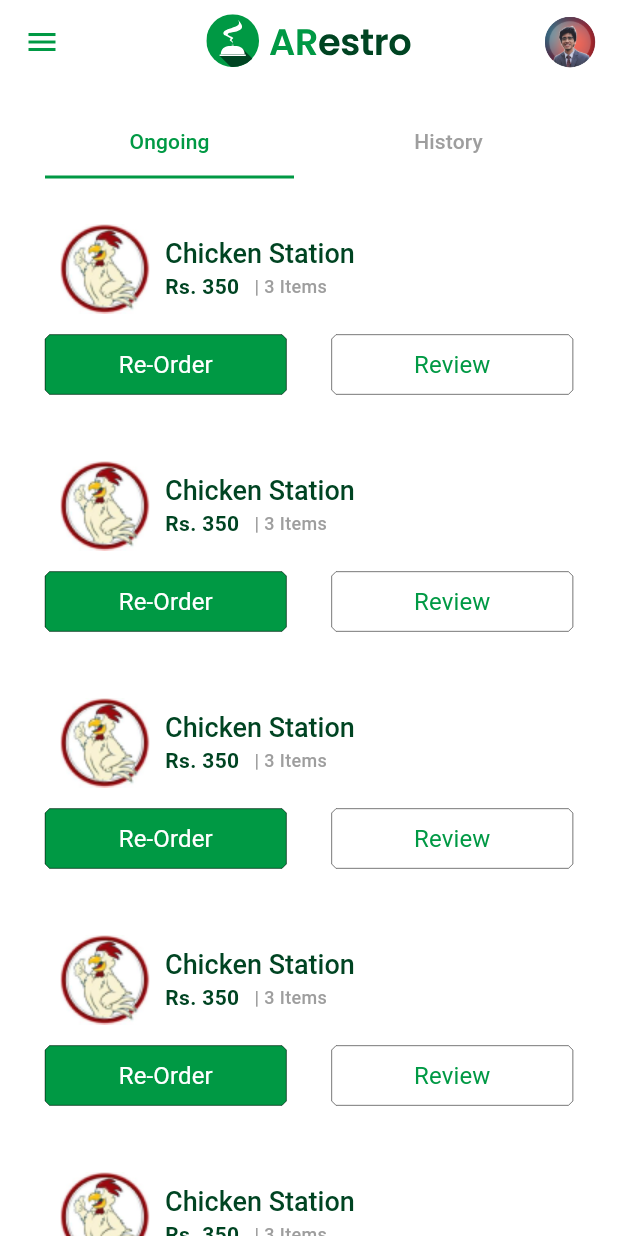
After one commit to Mazen-Glal/ARestro, a Flutter app: the HistoryViewBody screen opened directly, on a phone screen of 412 x 824 dp. The commit adds this screen. Run offline on Flutter 3.47's test engine with Material 3 defaults, Android fonts, the phone set to English and light mode, and no system bars; our stand-ins replace avatar_glow, awesome_dialog, bloc, dio, flutter_rating_bar, flutter_secure_storage and 6 more; accounts and stored records are empty; Roboto replaces fonts that are missing (Manrope, Poppins); project files that could hold a hidden picture were left out.

Commit message:
add the design of the history screen. - add the design of the history screen. - add thr design of ongoing screen.

```diff
--- a/lib/core/utils/components/default_lisTile.dart
+++ b/lib/core/utils/components/default_lisTile.dart
@@ -8,6 +8,7 @@
     Widget? subTitle,
     double? horizontalTitleGap,
     void Function()? onTap,
+     EdgeInsetsGeometry? contentPadding
   }){
     return ListTile(
       trailing: trailing,
@@ -17,5 +18,9 @@
       subtitle: subTitle,
       leading: leading,
       onTap: onTap,
+      contentPadding: contentPadding,
+      dense: true,
+      // visualDensity: VisualDensity.compact,
+
     );
   }
--- a/lib/core/utils/customs/assets.dart
+++ b/lib/core/utils/customs/assets.dart
@@ -12,6 +12,8 @@
   static const String food3 = 'assets/foods/food3.png';
   static const String food4 = 'assets/foods/food4.png';
   static const String food5 = 'assets/foods/food5.png';
+  static const String arabic = 'assets/home/arabic.png';
+  static const String english = 'assets/home/english.png';
   static const String person = 'assets/profile/person.png';
   static const String logoWithoutName = 'assets/logo/logo_without_name.svg';
   static const String nameLogoBlack = 'assets/logo/name_logo_black.svg';
@@ -22,12 +24,10 @@
   static const String reserveThankYou =
       'assets/restaurant/reserve_thank_you.png';
   static const String restaurant1 = 'assets/restaurant/restaurant1.png';
+  static const String restaurantImage = 'assets/restaurant/restaurantImage.png';
   static const String restaurant2 = 'assets/restaurant/restaurant_2.png';
   static const String unreservedTable =
       'assets/restaurant/unreserved_table.png';
-  static const String english = 'assets/home/english.png';
-  static const String arabic = 'assets/home/arabic.png';
-
 }
 
 Future<void> myPrecacheImage(BuildContext context) async {
--- a/lib/core/utils/customs/drawer_widget.dart
+++ b/lib/core/utils/customs/drawer_widget.dart
@@ -4,6 +4,7 @@
 import 'package:arestro/core/utils/customs/constants.dart';
 import 'package:arestro/core/utils/customs/styles.dart';
 import 'package:arestro/core/utils/helpers/cache_helper.dart';
+import 'package:arestro/features/history/representation/views/history_view.dart';
 import 'package:arestro/features/home/representation/views/home_view.dart';
 import 'package:arestro/features/settings/retresentation/views/settings_view.dart';
 import 'package:arestro/generated/l10n.dart';
@@ -114,7 +115,7 @@
                 style: Styles.head16w400.copyWith(color: AppColors.greenBlack),
               ),
               onTap: () {
-                // GoRouter.of(context).go(AuthView.rn);
+                GoRouter.of(context).push(HistoryView.rn);
               },
             ),
             getDefaultListTile(
@@ -159,6 +160,7 @@
                 // GoRouter.of(context).push(SettingView.rn);
               },
             ),
+            SizedBox(height: MediaQuery.of(context).size.height/8,),
             ButtonTheme(
               alignedDropdown: true,
               child: DropdownButton(
--- a/lib/core/utils/helpers/route_helper.dart
+++ b/lib/core/utils/helpers/route_helper.dart
@@ -8,6 +8,7 @@
 import 'package:arestro/features/auth/presentation/views/reset_password_view.dart';
 import 'package:arestro/features/auth/presentation/views/reset_password_view.dart';
 import 'package:arestro/features/foods/representation/views/food_details_view.dart';
+import 'package:arestro/features/history/representation/views/history_view.dart';
 import 'package:arestro/features/home/representation/views/home_view.dart';
 import 'package:arestro/features/order/representation/views/order_details_view.dart';
 import 'package:arestro/features/order/representation/views/thank_you_view.dart';
@@ -89,6 +90,10 @@
         path: SettingsView.rn,
         builder: (context, state) => const SettingsView(),
       ),
+      GoRoute(
+        path: HistoryView.rn,
+        builder: (context, state) => const HistoryView(),
+      ),
     ],
   );
 
--- /dev/null
+++ b/lib/features/history/representation/views/history_view.dart
@@ -0,0 +1,11 @@
+import 'package:arestro/features/history/representation/views/widgets/history_view_body.dart';
+import 'package:flutter/material.dart';
+class HistoryView extends StatelessWidget {
+  const HistoryView({super.key});
+
+  static const String rn = "/HistoryView";
+  @override
+  Widget build(BuildContext context) {
+    return const HistoryViewBody();
+  }
+}
--- /dev/null
+++ b/lib/features/history/representation/views/widgets/history.dart
@@ -0,0 +1,16 @@
+import 'package:arestro/features/history/representation/views/widgets/history_item.dart';
+import 'package:flutter/material.dart';
+
+class History extends StatelessWidget {
+  const History({super.key});
+
+  @override
+  Widget build(BuildContext context) {
+    return ListView.separated(
+      physics: BouncingScrollPhysics(),
+      itemBuilder: (context, index) => HistoryItem(),
+      separatorBuilder: (context, index) => SizedBox(height: 10),
+      itemCount: 5,
+    );
+  }
+}
--- /dev/null
+++ b/lib/features/history/representation/views/widgets/history_item.dart
@@ -0,0 +1,29 @@
+
+import 'package:arestro/features/history/representation/views/widgets/ongoing_and_history_item.dart';
+import 'package:arestro/generated/l10n.dart';
+import 'package:flutter/material.dart';
+
+class HistoryItem extends StatelessWidget {
+  const HistoryItem({super.key});
+
+  @override
+  Widget build(BuildContext context) {
+    return Container(
+      decoration: BoxDecoration(
+        borderRadius: BorderRadius.circular(10),
+        shape: BoxShape.rectangle,
+        color: Colors.white,
+      ),
+      padding: EdgeInsets.all(10),
+      child: OngoingAndHistoryItem(
+        title: "Chicken Station",
+        itemsCount: 03,
+        subTitle: "Rs. 350",
+        onTap2Text: S.of(context).review,
+        onTap1Text: S.of(context).reOrder,
+        onTap1: () {},
+        onTap2: () {},
+      ),
+    );
+  }
+}
--- /dev/null
+++ b/lib/features/history/representation/views/widgets/history_view_body.dart
@@ -0,0 +1,78 @@
+import 'package:arestro/core/utils/components/default_app_bar.dart';
+import 'package:arestro/core/utils/customs/colors.dart';
+import 'package:arestro/core/utils/customs/drawer_widget.dart';
+import 'package:arestro/features/history/representation/views/widgets/history.dart';
+import 'package:arestro/features/history/representation/views/widgets/ongoing.dart';
+import 'package:arestro/generated/l10n.dart';
+import 'package:flutter/material.dart';
+
+class HistoryViewBody extends StatefulWidget {
+  const HistoryViewBody({super.key});
+
+  @override
+  State<HistoryViewBody> createState() => _HistoryViewBodyState();
+}
+
+class _HistoryViewBodyState extends State<HistoryViewBody>
+    with SingleTickerProviderStateMixin {
+  final List<Widget> widgets = [Ongoing(), History()];
+  int selectedIndex = 1;
+  late TabController tabController;
+
+  @override
+  void initState() {
+    tabController = TabController(length: 2, vsync: this);
+    super.initState();
+  }
+
+  @override
+  void dispose() {
+    super.dispose();
+    tabController.dispose();
+  }
+
+  @override
+  Widget build(BuildContext context) {
+    final List<Widget> tabs = [
+      Tab(
+        text: S.of(context).ongoing,
+      ),
+      Tab(
+        text: S.of(context).history,
+      )
+    ];
+    return Scaffold(
+      appBar: getDefaultAppBar(context),
+      backgroundColor: AppColors.white.withOpacity(0.95),
+      drawer: DrawerWidget(),
+      body: Padding(
+        padding: const EdgeInsets.symmetric(horizontal: 20.0),
+        child: Column(
+          spacing: 10,
+          crossAxisAlignment: CrossAxisAlignment.center,
+          children: [
+            SizedBox(
+              height: 5,
+            ),
+            TabBar(
+              controller: tabController,
+              tabs: tabs,
+              labelColor: AppColors.green,
+              indicatorColor: AppColors.green,
+              indicatorSize: TabBarIndicatorSize.tab,
+              indicatorPadding: EdgeInsets.symmetric(horizontal: 10),
+              unselectedLabelColor: Colors.grey,
+              physics: BouncingScrollPhysics(),
+              onTap: (value) {
+                selectedIndex = value;
+                setState(() {});
+              },
+              dividerColor: Colors.transparent,
+            ),
+            Expanded(child: widgets[selectedIndex]),
+          ],
+        ),
+      ),
+    );
+  }
+}
--- /dev/null
+++ b/lib/features/history/representation/views/widgets/ongoing.dart
@@ -0,0 +1,15 @@
+import 'package:arestro/features/history/representation/views/widgets/ongoing_item.dart';
+import 'package:flutter/material.dart';
+class Ongoing extends StatelessWidget {
+  const Ongoing({super.key});
+
+  @override
+  Widget build(BuildContext context) {
+    return ListView.separated(
+      physics: BouncingScrollPhysics(),
+      itemBuilder: (context, index) => OngoingItem(),
+      separatorBuilder: (context, index) => SizedBox(height: 10),
+      itemCount: 5,
+    );
+  }
+}
--- /dev/null
+++ b/lib/features/history/representation/views/widgets/ongoing_and_history_item.dart
@@ -0,0 +1,80 @@
+import 'package:arestro/core/utils/components/default_button.dart';
+import 'package:arestro/core/utils/components/default_lisTile.dart';
+import 'package:arestro/core/utils/customs/assets.dart';
+import 'package:arestro/core/utils/customs/colors.dart';
+import 'package:arestro/core/utils/customs/styles.dart';
+import 'package:arestro/generated/l10n.dart';import 'package:flutter/material.dart';
+class OngoingAndHistoryItem extends StatelessWidget {
+  const OngoingAndHistoryItem({
+    super.key, required this.title, required this.subTitle, required this.itemsCount, required this.onTap1Text, required this.onTap2Text, this.onTap1, this.onTap2,
+  });
+
+  final String title;
+  final String subTitle;
+  final int itemsCount;
+  final String onTap1Text;
+  final String onTap2Text;
+  final void Function()? onTap1;
+  final void Function()? onTap2;
+  @override
+  Widget build(BuildContext context) {
+    return Column(
+      crossAxisAlignment: CrossAxisAlignment.start,
+      children: [
+        Row(
+          mainAxisAlignment: MainAxisAlignment.start,
+          children: [
+            CircleAvatar(
+              radius: 40,
+              child: Image.asset(Assets.restaurantImage,fit: BoxFit.cover,),
+            ),
+            Expanded(
+              child: getDefaultListTile(
+                contentPadding: EdgeInsets.zero,
+                title: Text(
+                  title,
+                  style: Styles.head18w400.copyWith(
+                      color: AppColors.greenBlack, fontWeight: FontWeight.w500),
+                ),
+                subTitle: Row(
+                  spacing: 10,
+                  children: [
+                    Text(
+                      subTitle,
+                      style: Styles.head14w700.copyWith(color: AppColors.greenBlack),
+                    ),
+                    Text(
+                      "| ${itemsCount} ${S.of(context).items}",
+                      style: Styles.head12w500.copyWith(color: Colors.grey),
+                    ),
+                  ],
+                ),
+              ),
+            ),
+          ],
+        ),
+        Row(
+          spacing: 30,
+          children: [
+            Expanded(
+              child: DefaultButton(
+                onPressed: onTap1,
+                text: onTap1Text,
+                backgroundColor: AppColors.green,
+                textColor: AppColors.white,
+              ),
+            ),
+            Expanded(
+              child: DefaultButton(
+                onPressed: onTap2,
+                text: onTap2Text,
+                backgroundColor: AppColors.white,
+                textColor: AppColors.green,
+              ),
+            )
+          ],
+        )
+      ],
+    );
+  }
+}
--- /dev/null
+++ b/lib/features/history/representation/views/widgets/ongoing_item.dart
@@ -0,0 +1,29 @@
+
+import 'package:arestro/features/history/representation/views/widgets/ongoing_and_history_item.dart';
+import 'package:arestro/generated/l10n.dart';
+import 'package:flutter/material.dart';
+
+class OngoingItem extends StatelessWidget {
+  const OngoingItem({super.key});
+
+  @override
+  Widget build(BuildContext context) {
+    return Container(
+      decoration: BoxDecoration(
+        borderRadius: BorderRadius.circular(10),
+        shape: BoxShape.rectangle,
+        color: Colors.white,
+      ),
+      padding: EdgeInsets.all(10),
+      child: OngoingAndHistoryItem(
+        title: "Chicken Station",
+        itemsCount: 03,
+        subTitle: "Rs. 350",
+        onTap1Text: S.of(context).track_order,
+        onTap2Text: S.of(context).cancel,
+        onTap1: () {},
+        onTap2: () {},
+      ),
+    );
+  }
+}
--- a/lib/features/restaurants/representation/views/widgets/select_table_item.dart
+++ b/lib/features/restaurants/representation/views/widgets/select_table_item.dart
@@ -16,7 +16,6 @@
 }
 
 class _SelectTableItemState extends State<SelectTableItem> {
-
   List<Widget> widgets = [
     MainRoom(),
     OpenSpace(),
--- a/lib/l10n/intl_ar.arb
+++ b/lib/l10n/intl_ar.arb
@@ -95,7 +95,12 @@
   "feedback": "ملاحظات",
   "terms_and_condition": "الشروط والأحكام",
   "privacy_policy": "سياسة الخصوصية",
-  "faqs": "الأسئلة الشائعة"
-
+  "faqs": "الأسئلة الشائعة",
+  "ongoing": "جاري",
+  "track_order": "تتبع الطلب",
+  "cancel": "الغاء",
+  "items": "عناصر",
+  "review": "مراجعة",
+  "reOrder": "اعادة الطلب"
 
 }
--- a/lib/l10n/intl_en.arb
+++ b/lib/l10n/intl_en.arb
@@ -95,5 +95,11 @@
   "feedback": "Feedback",
   "terms_and_condition": "Terms And Conditions",
   "privacy_policy": "Privacy Police",
-  "faqs": "FAQs"
+  "faqs": "FAQs",
+  "ongoing": "Ongoing",
+  "track_order": "Track Order",
+  "cancel": "Cancel",
+  "items": "Items",
+  "review": "Review",
+  "reOrder": "Re-Order"
 }
```
Also changed, not shown: assets/restaurant/restaurantImage.png (added), lib/generated/intl/messages_ar.dart, lib/generated/intl/messages_en.dart, lib/generated/l10n.dart.
